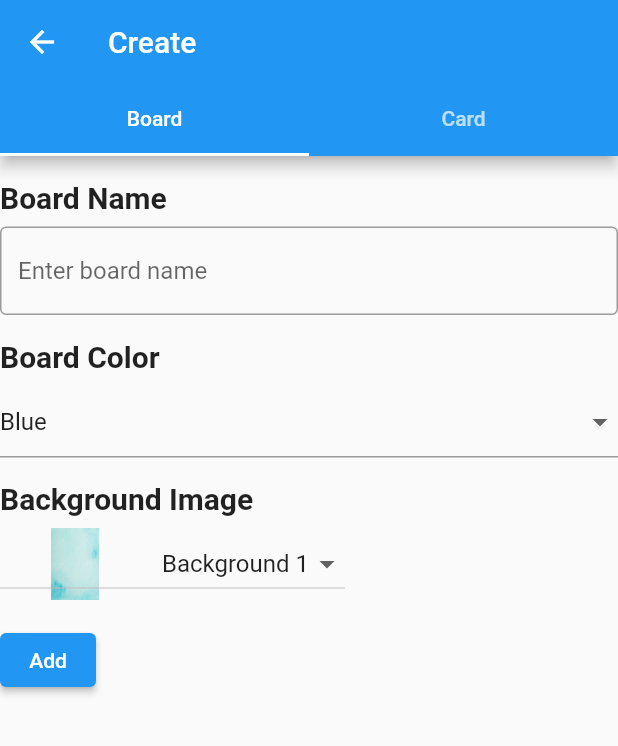
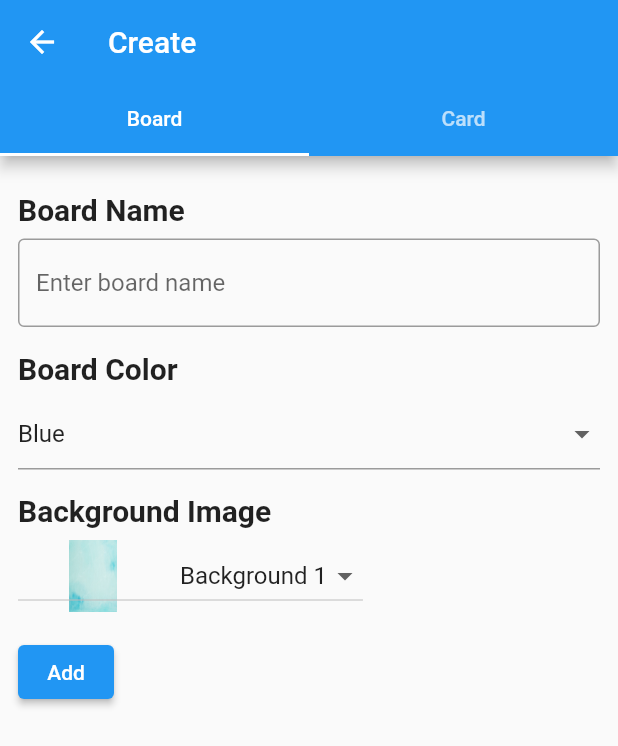
Before and after one commit to devcuongbui/app_demo, a Flutter app: the CreateScreen screen opened directly, on a phone screen of 412 x 824 dp. Shown: the top 746 px of the screen. Run offline on Flutter 3.47's test engine with Material 2 defaults, Android fonts, the phone set to English and light mode, and no system bars; our stand-ins replace firebase_core, firebase_messaging, flutter_svg, image_picker; accounts and stored records are empty; network calls fail; project files that could hold a hidden picture were left out.

Commit message:
Nam Fix overflow UI 21/4

```diff
--- a/lib/board_screen.dart
+++ b/lib/board_screen.dart
@@ -24,7 +24,7 @@ class _BoardScreenState extends State<BoardScreen> {
 
   Future<List<Map<String, dynamic>>> _fetchBoardList() async {
     final response =
-        await http.get(Uri.parse('http://10.0.2.2:8010/api/getboards'));
+        await http.get(Uri.parse('http://192.168.1.9/api/getboards'));
     if (response.statusCode == 200) {
       try {
         final data = jsonDecode(response.body)['Data'];
@@ -49,7 +49,7 @@ class _BoardScreenState extends State<BoardScreen> {
   }
 
   Future<List<Map<String, dynamic>>> _searchBoards(String keyword) async {
-    final url = Uri.parse('http://10.0.2.2:8010/api/searchBoards/$keyword');
+    final url = Uri.parse('http://192.168.1.9/api/searchBoards/$keyword');
     final response = await http.post(url);
     if (response.statusCode == 200) {
       final jsonData = jsonDecode(response.body);
@@ -62,7 +62,7 @@ class _BoardScreenState extends State<BoardScreen> {
   }
 
   Future<void> _deleteBoard(int boardId) async {
-    final url = Uri.parse('http://10.0.2.2:8010/api/deleteBoard/$boardId');
+    final url = Uri.parse('http://192.168.1.9/api/deleteBoard/$boardId');
     final response = await http.delete(url);
     if (response.statusCode == 200) {
 // Success
--- a/lib/card_detail_screen.dart
+++ b/lib/card_detail_screen.dart
@@ -43,7 +43,7 @@ class _CardsDetailScreenState extends State<CardsDetailScreen> {
   String _comment = "test comment";
 
   Future<void> _updateCard(int cardID) async {
-    final url = Uri.parse('http://10.0.2.2:8010/api/updateCard/$cardID');
+    final url = Uri.parse('http://192.168.1.9/api/updateCard/$cardID');
     final response = await http.put(
       url,
       headers: <String, String>{
--- a/lib/checklist_screen_show.dart
+++ b/lib/checklist_screen_show.dart
@@ -33,7 +33,7 @@ class _ChecklistScreenState extends State<ChecklistScreenShow> {
 
   Future<void> _fetchChecklistItems() async {
     final response = await http.get(
-        Uri.parse('http://10.0.2.2:8010/api/getChecklists/${widget.cardID}'));
+        Uri.parse('http://192.168.1.9/api/getChecklists/${widget.cardID}'));
     final String jsonData = json.decode(response.body)['Data'];
     final List<dynamic> data = json.decode(jsonData);
 
@@ -53,7 +53,7 @@ class _ChecklistScreenState extends State<ChecklistScreenShow> {
 
   Future<void> _deleteChecklistitem(String itemName) async {
     final url =
-        Uri.parse('http://10.0.2.2:8010/api/deleteChecklistitem/$itemName');
+        Uri.parse('http://192.168.1.9/api/deleteChecklistitem/$itemName');
     final response = await http.delete(url);
     if (response.statusCode == 200) {
       // Success
@@ -73,7 +73,7 @@ class _ChecklistScreenState extends State<ChecklistScreenShow> {
 
     // call the API to add the new checklist item
     final response = await http.post(
-      Uri.parse('http://10.0.2.2:8010/api/addChecklistitem'),
+      Uri.parse('http://192.168.1.9/api/addChecklistitem'),
       headers: {'Content-Type': 'application/json'},
       body: json.encode(newItem.toJson()),
     );
--- a/lib/create_screen.dart
+++ b/lib/create_screen.dart
@@ -42,7 +42,7 @@ class _CreateScreenState extends State<CreateScreen>
 
     // call the API to add the new board
     final response = await http.post(
-      Uri.parse('http://10.0.2.2:8010/api/addBoard'),
+      Uri.parse('http://192.168.1.9/api/addBoard'),
       headers: {'Content-Type': 'application/json'},
       body: json.encode(newBoard.toJson()),
     );
@@ -78,7 +78,7 @@ class _CreateScreenState extends State<CreateScreen>
             appBar: AppBar(
               title: Text('Create'),
               // controller: controller,
-              bottom: TabBar(
+              bottom: const TabBar(
                 tabs: [
                   Tab(text: 'Board'),
                   Tab(text: 'Card'),
@@ -86,39 +86,40 @@ class _CreateScreenState extends State<CreateScreen>
               ),
             ),
             body: TabBarView(children: [
-              // Board section
-              Column(
+              SingleChildScrollView(
+                padding: const EdgeInsets.symmetric(vertical: 8,horizontal: 12),
+                child: Column(
                   crossAxisAlignment: CrossAxisAlignment.start,
                   children: [
-                  SizedBox(height: 16.0),
-                  Text(
+                    const SizedBox(height: 16.0),
+                    const Text(
                       'Board Name',
                       style: TextStyle(
                         fontWeight: FontWeight.bold,
                         fontSize: 20.0,
                       ),
                     ),
-                  SizedBox(height: 8.0),
+                    const SizedBox(height: 8.0),
                     TextField(
                       onChanged: (value) {
                         setState(() {
                           _boardName = value;
                         });
                       },
-                    decoration: InputDecoration(
+                      decoration: const InputDecoration(
                         border: OutlineInputBorder(),
                         hintText: 'Enter board name',
                       ),
                     ),
-                  SizedBox(height: 16.0),
-                  Text(
+                    const SizedBox(height: 16.0),
+                    const Text(
                       'Board Color',
                       style: TextStyle(
                         fontWeight: FontWeight.bold,
                         fontSize: 20.0,
                       ),
                     ),
-                  SizedBox(height: 8.0),
+                    const SizedBox(height: 8.0),
                     DropdownButtonFormField<String>(
                       value: _boardColor,
                       items: <String>[
@@ -141,15 +142,15 @@ class _CreateScreenState extends State<CreateScreen>
                         });
                       },
                     ),
-                  SizedBox(height: 16.0),
-                  Text(
+                    const SizedBox(height: 16.0),
+                    const Text(
                       'Background Image',
                       style: TextStyle(
                         fontWeight: FontWeight.bold,
                         fontSize: 20.0,
                       ),
                     ),
-                  SizedBox(height: 8.0),
+                    const SizedBox(height: 8.0),
                     DropdownButton<String>(
                       key: UniqueKey(),
                       value: _backgroundImage,
@@ -209,7 +210,7 @@ class _CreateScreenState extends State<CreateScreen>
                         ),
                       ],
                     ),
-                  SizedBox(height: 16.0),
+                    const SizedBox(height: 16.0),
                     ElevatedButton(
                       onPressed: () {
                         addBoard();
@@ -225,21 +226,24 @@ class _CreateScreenState extends State<CreateScreen>
                   ],
                 ),
 
+              ),
+              // Board section
+
               // Card section
               SingleChildScrollView(
-                  padding: EdgeInsets.all(16.0),
+                  padding: const EdgeInsets.all(16.0),
                   child: Column(
                       crossAxisAlignment: CrossAxisAlignment.start,
                       children: [
-                        SizedBox(height: 16.0),
-                        Text(
+                        const SizedBox(height: 16.0),
+                        const Text(
                           'Card List',
                           style: TextStyle(
                             fontWeight: FontWeight.bold,
                             fontSize: 20.0,
                           ),
                         ),
-                        SizedBox(height: 8.0),
+                        const SizedBox(height: 8.0),
                         DropdownButtonFormField<String>(
                           value: null,
                           items: <String>['List 1', 'List 2', 'List 3']
@@ -250,20 +254,20 @@ class _CreateScreenState extends State<CreateScreen>
                             );
                           }).toList(),
                           onChanged: (value) {},
-                          decoration: InputDecoration(
+                          decoration: const InputDecoration(
                             border: OutlineInputBorder(),
                             hintText: 'Select a list',
                           ),
                         ),
-                        SizedBox(height: 16.0),
-                        Text(
+                        const SizedBox(height: 16.0),
+                        const Text(
                           'Card Name',
                           style: TextStyle(
                             fontWeight: FontWeight.bold,
                             fontSize: 20.0,
                           ),
                         ),
-                        SizedBox(height: 8.0),
+                        const SizedBox(height: 8.0),
                         TextField(
                           onChanged: (value) {
                             setState(() {
--- a/lib/login_screen.dart
+++ b/lib/login_screen.dart
@@ -28,7 +28,7 @@ class _LoginScreenState extends State<LoginScreen> {
   Future<Map<String, dynamic>> getUserList() async {
     // Change this line
     final response =
-        await http.get(Uri.parse('http://10.0.2.2:8010/api/getAccount'));
+        await http.get(Uri.parse('http://192.168.1.9/api/getAccount'));
     if (response.statusCode == 200) {
       setState(() {
         userList = jsonDecode(response.body);
--- a/lib/notification_screen.dart
+++ b/lib/notification_screen.dart
@@ -23,7 +23,7 @@ class _NotificationScreenState extends State<NotificationScreen> {
 
   Future<void> _fetchBoardList() async {
     final response =
-        await http.get(Uri.parse('http://10.0.2.2:8010/api/getNotifications'));
+        await http.get(Uri.parse('http://192.168.1.9/api/getNotifications'));
     if (response.statusCode == 200) {
       final data = jsonDecode(response.body);
       setState(() {
```
Also changed, not shown: lib/my_cards_screen.dart (+24 -14 lines). Lines whose indentation alone changed are shown as unchanged.
